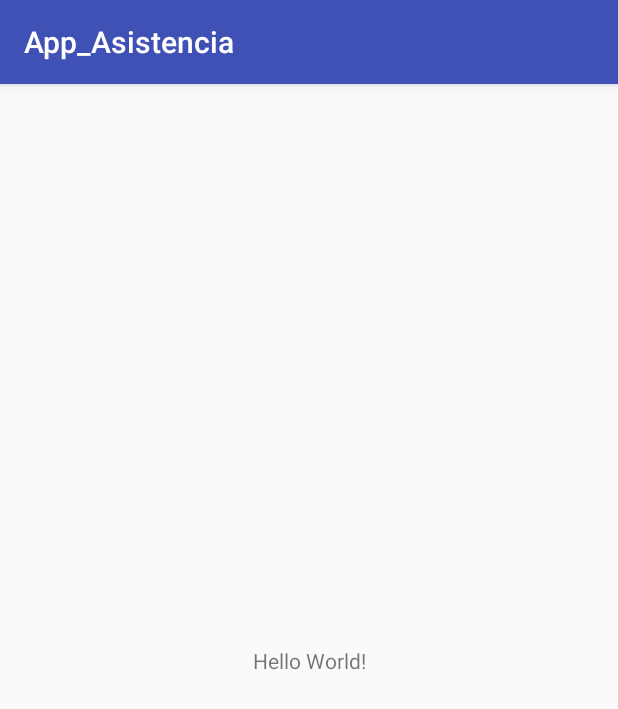
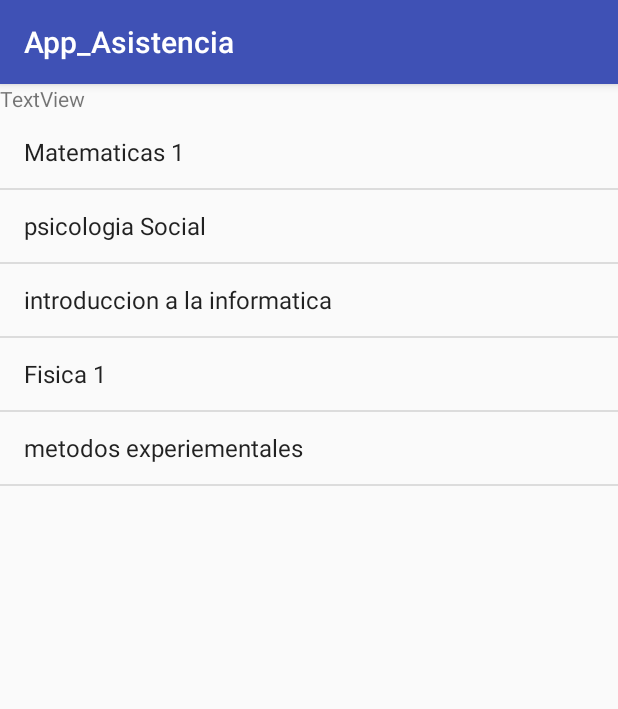
Before and after one commit to anzora95/App_Asistencia, an Android app: the screen it shows after launch (MainActivity before the commit, jefeMenu after it), on a phone screen of 412 x 824 dp. Shown: the top 709 px of the screen. Run offline under Robolectric (Android 15) with nearby library versions, the phone set to English and light mode, and no system bars.

Commit message:
pantallas jefe
casacarones de pantallas de jefe

```diff
--- a/app/src/main/java/com/ajla/app_asistencia/activity_algo.java
+++ b/app/src/main/java/com/ajla/app_asistencia/jefeListDiferidos.java
@@ -3,11 +3,11 @@ package com.ajla.app_asistencia;
 import android.support.v7.app.AppCompatActivity;
 import android.os.Bundle;
 
-public class activity_algo extends AppCompatActivity {
+public class jefeListDiferidos extends AppCompatActivity {
 
     @Override
     protected void onCreate(Bundle savedInstanceState) {
         super.onCreate(savedInstanceState);
-        setContentView(R.layout.activity_algo);
+        setContentView(R.layout.activity_jefe_list_diferidos);
     }
 }
--- /dev/null
+++ b/app/src/main/java/com/ajla/app_asistencia/jefeMenu.java
@@ -0,0 +1,32 @@
+package com.ajla.app_asistencia;
+
+import android.support.v7.app.AppCompatActivity;
+import android.os.Bundle;
+import android.widget.ArrayAdapter;
+import android.widget.ListView;
+
+import java.util.ArrayList;
+import java.util.List;
+
+public class jefeMenu extends AppCompatActivity {
+    private ListView listam;
+
+    @Override
+    protected void onCreate(Bundle savedInstanceState) {
+        super.onCreate(savedInstanceState);
+        setContentView(R.layout.activity_jefe_menu);
+
+        listam=(ListView) findViewById(R.id.llistm);
+//dastos de la lista
+        List<String> materias = new ArrayList<String>();
+        materias.add("Matematicas 1");
+        materias.add("psicologia Social");
+        materias.add("introduccion a la informatica");
+        materias.add("Fisica 1");
+        materias.add("metodos experiementales");
+
+        ArrayAdapter<String> adapter = new ArrayAdapter<String>(this,android.R.layout.simple_list_item_1,materias);
+        listam.setAdapter(adapter);
+
+        }
+}
--- a/app/src/main/res/layout/activity_algo.xml
+++ b/app/src/main/res/layout/activity_jefe_diferido.xml
@@ -4,6 +4,6 @@
     xmlns:tools="http://schemas.android.com/tools"
     android:layout_width="match_parent"
     android:layout_height="match_parent"
-    tools:context="com.ajla.app_asistencia.activity_algo">
+    tools:context="com.ajla.app_asistencia.jefeDiferido">
 
 </android.support.constraint.ConstraintLayout>
--- /dev/null
+++ b/app/src/main/res/layout/activity_jefe_menu.xml
@@ -0,0 +1,47 @@
+<?xml version="1.0" encoding="utf-8"?>
+<LinearLayout xmlns:android="http://schemas.android.com/apk/res/android"
+    xmlns:app="http://schemas.android.com/apk/res-auto"
+    xmlns:tools="http://schemas.android.com/tools"
+    android:layout_width="match_parent"
+    android:layout_height="match_parent"
+    android:orientation="vertical"
+    tools:context="com.ajla.app_asistencia.jefeMenu">
+
+    <TextView
+        android:id="@+id/textView"
+        android:layout_width="150dp"
+        android:layout_height="21dp"
+        android:text="@string/textview"
+        tools:layout_editor_absoluteX="16dp"
+        tools:layout_editor_absoluteY="16dp"
+        tools:text="Lista de Materias" />
+
+    <ListView
+        android:id="@+id/llistm"
+        android:layout_width="match_parent"
+        android:layout_height="442dp" />
+
+
+<ScrollView
+        android:layout_width="373dp"
+        android:layout_height="match_parent"
+        android:fillViewport="true">
+
+
+        <ListView
+            android:layout_width="match_parent"
+            android:layout_height="match_parent"
+            android:layout_marginBottom="8dp"
+            android:layout_marginEnd="8dp"
+            android:layout_marginStart="8dp"
+            android:layout_marginTop="16dp"
+            app:layout_constraintBottom_toBottomOf="parent"
+            app:layout_constraintEnd_toEndOf="parent"
+            app:layout_constraintHorizontal_bias="1.0"
+            app:layout_constraintStart_toStartOf="parent"
+            app:layout_constraintTop_toTopOf="parent"
+            app:layout_constraintVertical_bias="0.661" />
+
+</ScrollView>
+
+</LinearLayout>
--- a/app/src/main/res/layout/activity_main.xml
+++ b/app/src/main/res/layout/activity_main.xml
@@ -6,13 +6,4 @@
     android:layout_height="match_parent"
     tools:context=".MainActivity">
 
-    <TextView
-        android:layout_width="wrap_content"
-        android:layout_height="wrap_content"
-        android:text="Hello World!"
-        app:layout_constraintBottom_toBottomOf="parent"
-        app:layout_constraintLeft_toLeftOf="parent"
-        app:layout_constraintRight_toRightOf="parent"
-        app:layout_constraintTop_toTopOf="parent" />
-
 </android.support.constraint.ConstraintLayout>
--- a/app/src/main/res/values/strings.xml
+++ b/app/src/main/res/values/strings.xml
@@ -1,3 +1,5 @@
 <resources>
     <string name="app_name">App_Asistencia</string>
+    <string name="title_activity_jefe_menu">jefeMenu</string>
+    <string name="textview">TextView</string>
 </resources>
```
Also changed, not shown: app/src/main/AndroidManifest.xml (+5 -2 lines), app/src/main/java/com/ajla/app_asistencia/jefeDiferido.java (added, +13 -0 lines), app/src/main/res/layout/activity_jefe_list_diferidos.xml (added, +47 -0 lines), 1 other file.
